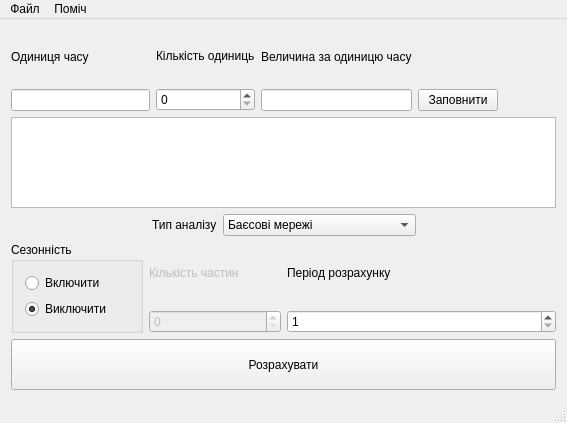
The window that mainwindow.ui (maximillian2/time-series) describes before a commit, drawn with Qt 5.
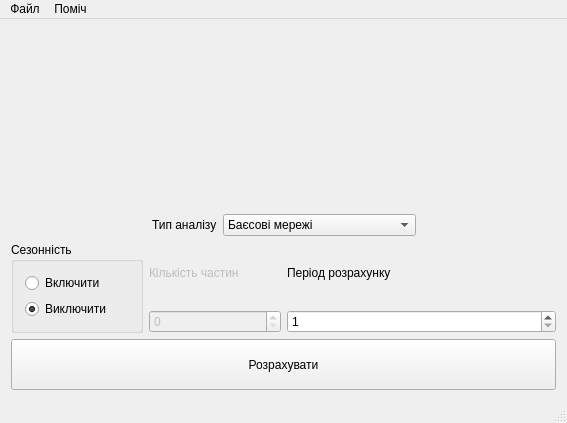
The same window after the commit.

```diff
--- a/mainwindow.ui
+++ b/mainwindow.ui
@@ -20,115 +20,19 @@
    <string>MainWindow</string>
   </property>
   <widget class="QWidget" name="centralwidget">
-   <layout class="QVBoxLayout" name="verticalLayout_9">
+   <layout class="QVBoxLayout" name="verticalLayout">
     <item>
-     <layout class="QHBoxLayout" name="horizontalLayout_4">
-      <item>
-       <layout class="QVBoxLayout" name="verticalLayout_3">
-        <item>
-         <widget class="QLabel" name="label_2">
-          <property name="text">
-           <string>Одиниця часу</string>
-          </property>
-         </widget>
-        </item>
-        <item>
-         <widget class="QLineEdit" name="unitLineEdit"/>
-        </item>
-       </layout>
-      </item>
-      <item>
-       <layout class="QVBoxLayout" name="verticalLayout_2">
-        <item>
-         <widget class="QLabel" name="label_4">
-          <property name="text">
-           <string>Кількість одиниць</string>
-          </property>
-         </widget>
-        </item>
-        <item>
-         <widget class="QSpinBox" name="spinBox"/>
-        </item>
-       </layout>
-      </item>
-      <item>
-       <layout class="QVBoxLayout" name="verticalLayout">
-        <item>
-         <widget class="QLabel" name="label_3">
-          <property name="text">
-           <string>Величина за одиницю часу</string>
-          </property>
-         </widget>
-        </item>
-        <item>
-         <widget class="QLineEdit" name="valuePerUnitEdit"/>
-        </item>
-       </layout>
-      </item>
-      <item>
-       <layout class="QVBoxLayout" name="verticalLayout_5">
-        <item>
-         <spacer name="verticalSpacer">
-          <property name="orientation">
-           <enum>Qt::Vertical</enum>
-          </property>
-          <property name="sizeHint" stdset="0">
-           <size>
-            <width>17</width>
-            <height>13</height>
-           </size>
-          </property>
-         </spacer>
-        </item>
-        <item>
-         <layout class="QHBoxLayout" name="horizontalLayout_2">
-          <item>
-           <widget class="QPushButton" name="fillPushButton">
-            <property name="text">
-             <string>Заповнити</string>
-            </property>
-           </widget>
-          </item>
-          <item>
-           <spacer name="horizontalSpacer_3">
-            <property name="orientation">
-             <enum>Qt::Horizontal</enum>
-            </property>
-            <property name="sizeHint" stdset="0">
-             <size>
-              <width>40</width>
-              <height>20</height>
-             </size>
-            </property>
-           </spacer>
-          </item>
-         </layout>
-        </item>
-       </layout>
-      </item>
-     </layout>
-    </item>
-    <item>
-     <widget class="QTableView" name="tableView">
-      <property name="sizePolicy">
-       <sizepolicy hsizetype="Expanding" vsizetype="Expanding">
-        <horstretch>0</horstretch>
-        <verstretch>0</verstretch>
-       </sizepolicy>
+     <spacer name="verticalSpacer">
+      <property name="orientation">
+       <enum>Qt::Vertical</enum>
       </property>
-      <property name="minimumSize">
+      <property name="sizeHint" stdset="0">
        <size>
-        <width>0</width>
-        <height>91</height>
+        <width>20</width>
+        <height>40</height>
        </size>
       </property>
-      <property name="maximumSize">
-       <size>
-        <width>16777215</width>
-        <height>91</height>
-       </size>
-      </property>
-     </widget>
+     </spacer>
     </item>
     <item>
      <layout class="QHBoxLayout" name="horizontalLayout">
```
Left out of the diff: 9 changed lines with no effect on the pictures.
